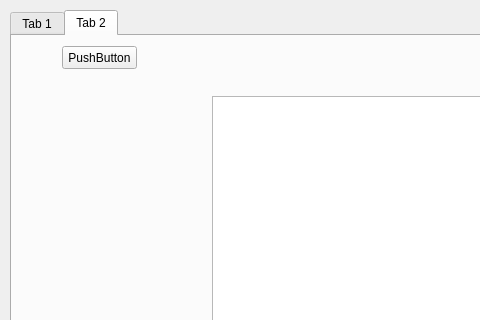
This is pythonProject1/mirror.ui in ainesof/study_python as Qt 5 draws it before an edit; both pictures show x 0 to 480 and y 0 to 320 of the 800 by 600 pixel window. The edited form follows.
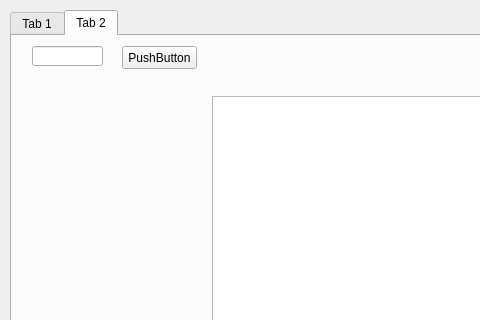
This is the edited form.

The edit to the form file:
```diff
--- a/pythonProject1/mirror.ui
+++ b/pythonProject1/mirror.ui
@@ -84,7 +84,7 @@
      <widget class="QPushButton" name="pushButton_3">
       <property name="geometry">
        <rect>
-        <x>50</x>
+        <x>110</x>
         <y>10</y>
         <width>75</width>
         <height>23</height>
@@ -104,6 +104,27 @@
        </rect>
       </property>
      </widget>
+     <widget class="QLineEdit" name="lineEdit_2">
+      <property name="geometry">
+       <rect>
+        <x>20</x>
+        <y>10</y>
+        <width>71</width>
+        <height>20</height>
+       </rect>
+      </property>
+     </widget>
+     <widget class="QWidget" name="verticalLayoutWidget">
+      <property name="geometry">
+       <rect>
+        <x>10</x>
+        <y>320</y>
+        <width>160</width>
+        <height>80</height>
+       </rect>
+      </property>
+      <layout class="QVBoxLayout" name="tab1_win2verticalLayout"/>
+     </widget>
     </widget>
    </widget>
   </widget>
```
